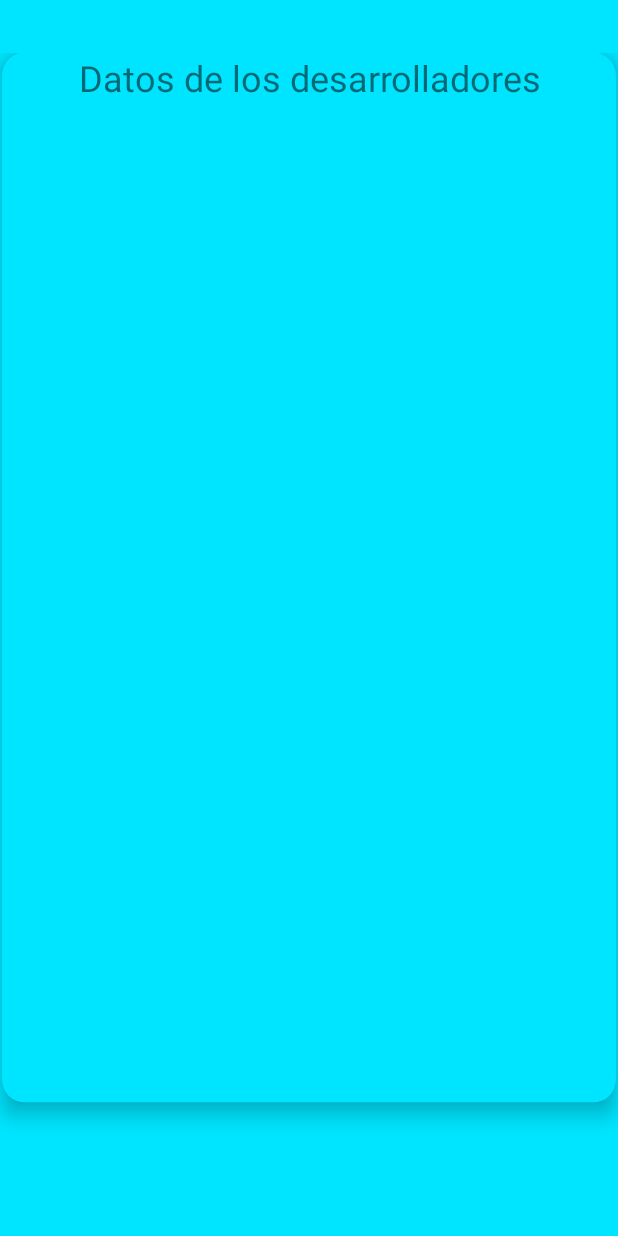
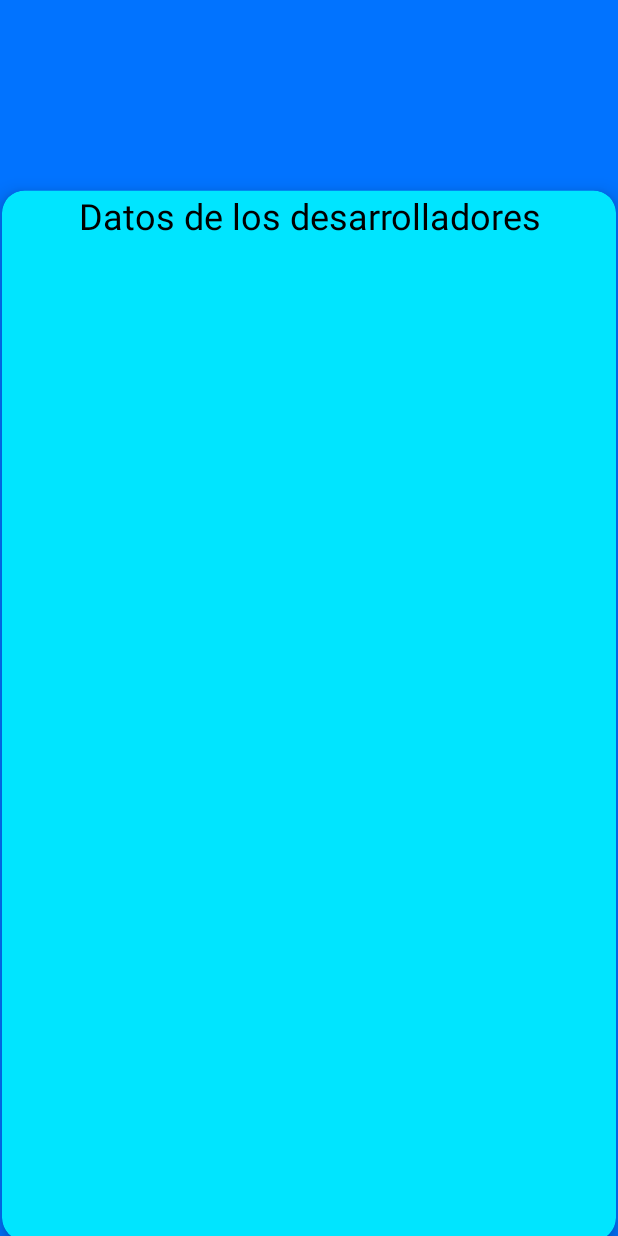
Before and after one commit to mar10san/Proyecto, an Android app: the fragment FragmentHome shown on its own in the app's theme, on a phone screen of 412 x 824 dp. Run offline under Robolectric (Android 15) with nearby library versions, the phone set to English and light mode, and no system bars; Roboto replaces fonts that are not available here.

Commit message:
avance diseño y colores

```diff
--- a/app/src/main/res/layout/activity_main.xml
+++ b/app/src/main/res/layout/activity_main.xml
@@ -4,6 +4,7 @@
     xmlns:tools="http://schemas.android.com/tools"
     android:layout_width="match_parent"
     android:layout_height="match_parent"
+    android:background="#005DFF"
     tools:context=".MainActivity">
 
     <androidx.fragment.app.FragmentContainerView
--- a/app/src/main/res/layout/fragment_home.xml
+++ b/app/src/main/res/layout/fragment_home.xml
@@ -4,7 +4,7 @@
     xmlns:tools="http://schemas.android.com/tools"
     android:layout_width="match_parent"
     android:layout_height="match_parent"
-    android:background="#00E5FF"
+    android:background="#0173FF"
     tools:context=".FragmentHome">
 
     <androidx.constraintlayout.widget.ConstraintLayout
@@ -16,6 +16,10 @@
             android:id="@+id/cardView2"
             android:layout_width="409dp"
             android:layout_height="700dp"
+            android:layout_marginStart="32dp"
+            android:layout_marginTop="32dp"
+            android:layout_marginEnd="32dp"
+            android:layout_marginBottom="32dp"
             android:foregroundGravity="center"
             app:cardBackgroundColor="#00E5FF"
             app:cardCornerRadius="15dp"
@@ -24,7 +28,7 @@
             app:layout_constraintEnd_toEndOf="parent"
             app:layout_constraintStart_toStartOf="parent"
             app:layout_constraintTop_toTopOf="parent"
-            app:layout_constraintVertical_bias="0.0">
+            app:layout_constraintVertical_bias="1.0">
 
             <TextView
                 android:id="@+id/textView3"
@@ -34,6 +38,7 @@
                 android:gravity="center"
                 android:text="Datos de los desarrolladores"
                 android:textAlignment="center"
+                android:textColor="#000000"
                 android:textSize="24sp" />
         </androidx.cardview.widget.CardView>
 
--- a/app/src/main/res/layout/fragment_tablas.xml
+++ b/app/src/main/res/layout/fragment_tablas.xml
@@ -78,7 +78,7 @@
         android:hint="Tu respuesta"
         android:inputType="number"
         android:textColor="#1C2677"
-        android:textColorHint="#C8A6A6"
+        android:textColorHint="#FFFFFF"
         android:textSize="34sp"
         android:textStyle="bold"
         app:layout_constraintEnd_toEndOf="parent"
```
